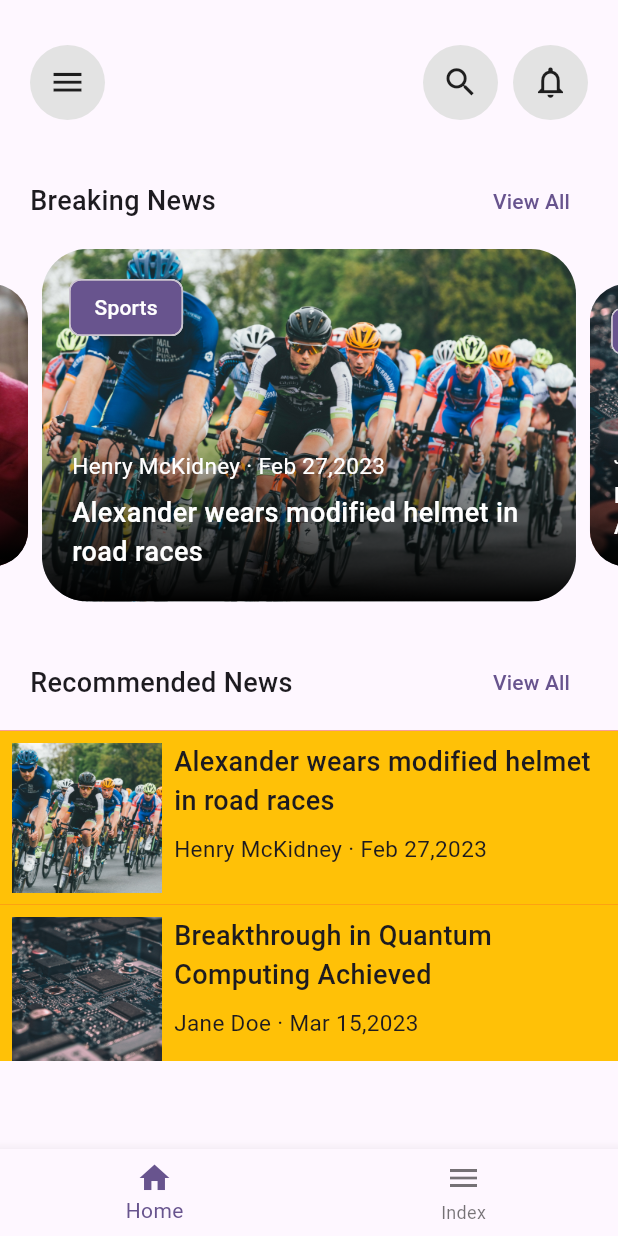
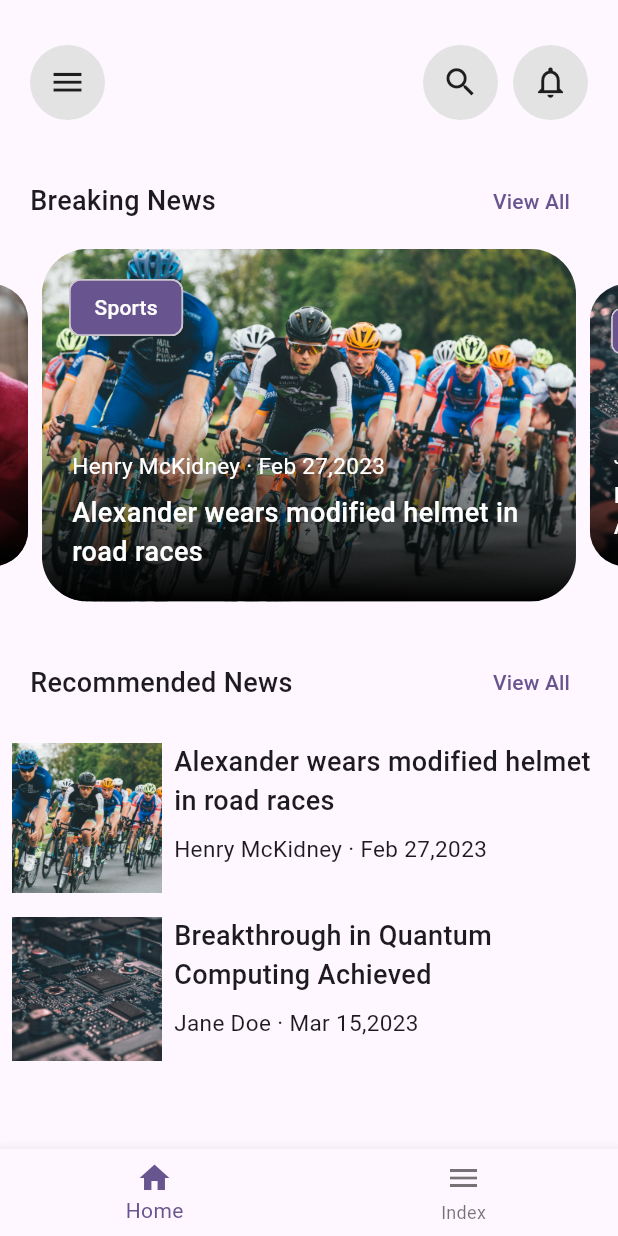
Before and after one commit to AEG14/MAD3_Submission_1_Gimenez-Mamalias-Pacamarra, a Flutter app: the HomeScreen screen opened by its route, on a phone screen of 412 x 824 dp. Run offline on Flutter 3.47's test engine with Material 3 defaults, Android fonts, the phone set to English and light mode, and no system bars; our stand-ins replace awesome_snackbar_content, form_field_validator, get_it, go_router, google_fonts, iconsax and 2 more; accounts and stored records are empty.

Commit message:
removed colors

```diff
--- a/lib/src/screens/home/cards.dart
+++ b/lib/src/screens/home/cards.dart
@@ -8,7 +8,6 @@ class HomeCard extends StatelessWidget {
   @override
   Widget build(BuildContext context) {
     return Container(
-      color: Colors.red,
       height: 220,
       child: ListView.builder(
         itemCount: newsrItems.length,
@@ -45,7 +44,6 @@ class HomeCardItem extends StatelessWidget {
   Widget build(BuildContext context) {
     return Container(
       padding: const EdgeInsets.all(8.0),
-      color: Colors.amber,
       child: Row(
         crossAxisAlignment: CrossAxisAlignment.start,
         children: [
```
